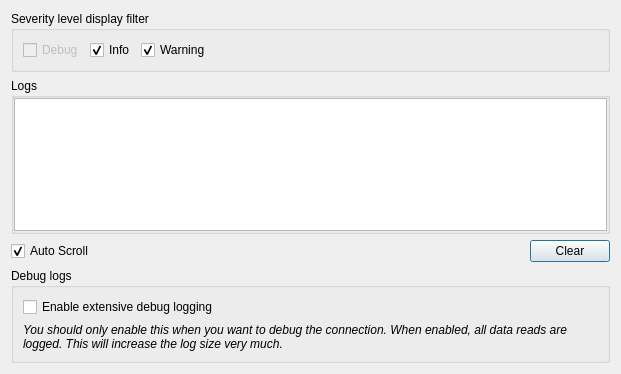
ModbusScope/ModbusScope, file src/dialogs/diagnosticdialog.ui: the form before one commit.
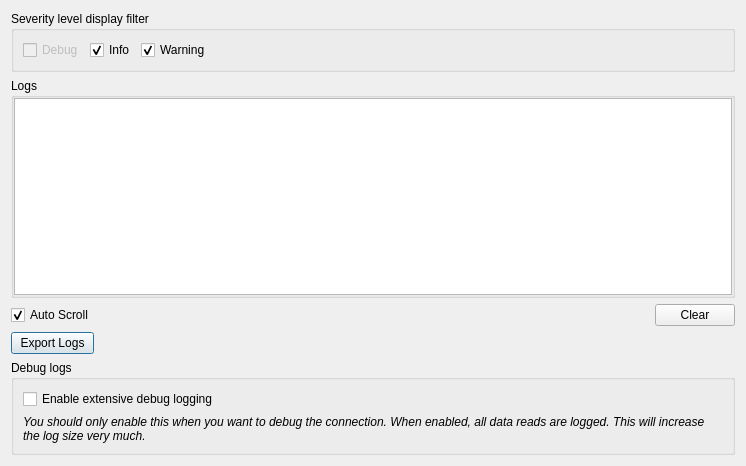
The form after the commit.

Commit message: Add export of diagnostic log

```diff
--- a/src/dialogs/diagnosticdialog.ui
+++ b/src/dialogs/diagnosticdialog.ui
@@ -6,8 +6,8 @@
    <rect>
     <x>0</x>
     <y>0</y>
-    <width>621</width>
-    <height>374</height>
+    <width>746</width>
+    <height>466</height>
    </rect>
   </property>
   <property name="windowTitle">
@@ -94,18 +94,8 @@
     </widget>
    </item>
    <item>
-    <layout class="QHBoxLayout" name="horizontalLayout">
-     <item>
-      <widget class="QCheckBox" name="checkAutoScroll">
-       <property name="text">
-        <string>Auto Scroll</string>
-       </property>
-       <property name="checked">
-        <bool>true</bool>
-       </property>
-      </widget>
-     </item>
-     <item>
+    <layout class="QGridLayout" name="gridLayout">
+     <item row="0" column="1">
       <spacer name="horizontalSpacer">
        <property name="orientation">
         <enum>Qt::Horizontal</enum>
@@ -118,7 +108,24 @@
        </property>
       </spacer>
      </item>
-     <item>
+     <item row="1" column="0">
+      <widget class="QPushButton" name="pushExport">
+       <property name="text">
+        <string>Export Logs</string>
+       </property>
+      </widget>
+     </item>
+     <item row="0" column="0">
+      <widget class="QCheckBox" name="checkAutoScroll">
+       <property name="text">
+        <string>Auto Scroll</string>
+       </property>
+       <property name="checked">
+        <bool>true</bool>
+       </property>
+      </widget>
+     </item>
+     <item row="0" column="2">
       <widget class="QPushButton" name="pushClear">
        <property name="text">
         <string>Clear</string>
```
The commit also changes 6 other files.
